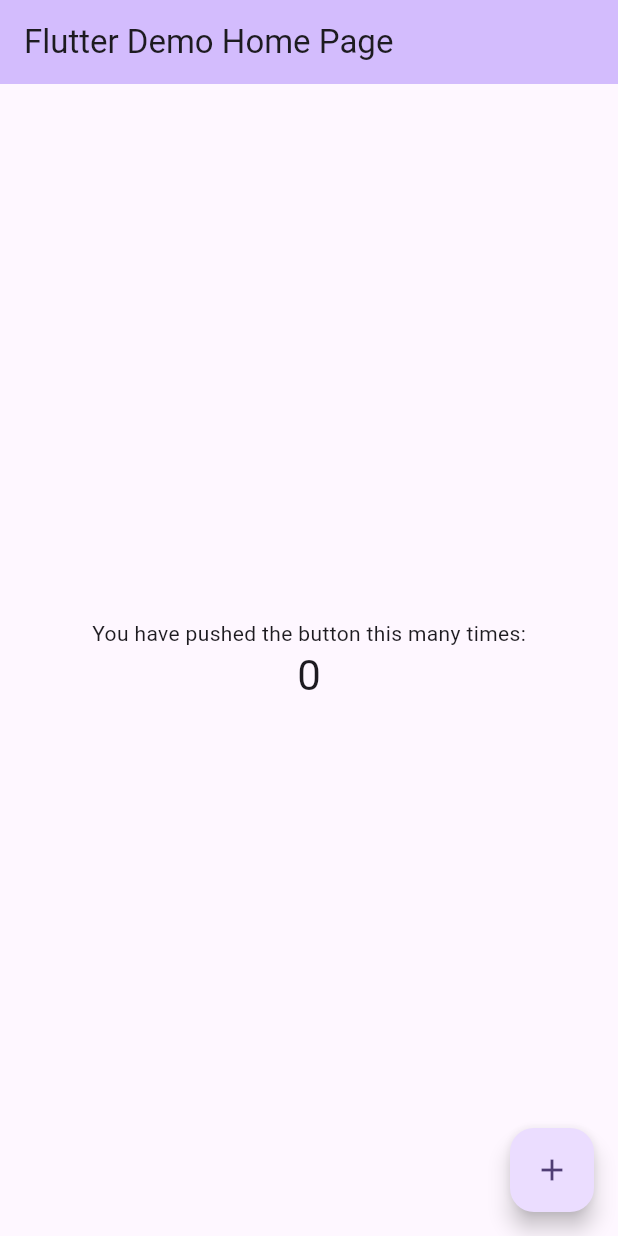
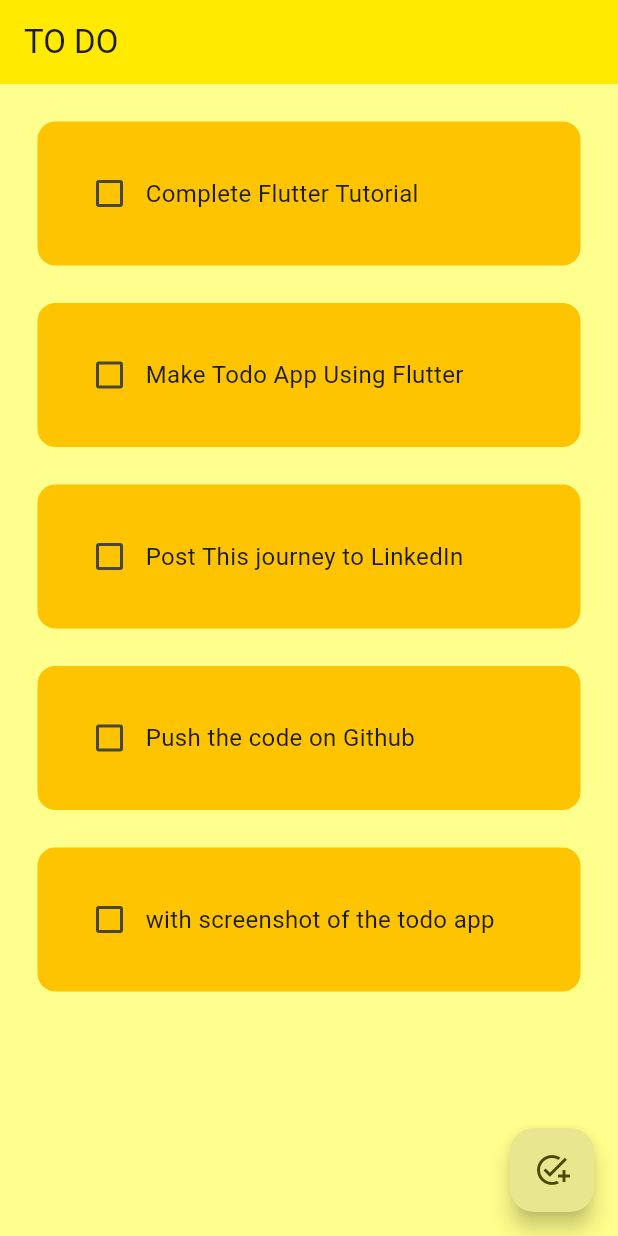
Before and after one commit to Rahul8320/Flutter-Projects, a Flutter app: the screen it shows after launch, on a phone screen of 412 x 824 dp. Run offline on Flutter 3.47's test engine with Material 3 defaults, Android fonts, the phone set to English and light mode, and no system bars; our stand-ins replace bloc, dartz, equatable, flutter_bloc, get_it.

Commit message:
Add Task list and Create new task page

```diff
--- /dev/null
+++ b/todo_app/lib/components/todo_tile.dart
@@ -0,0 +1,42 @@
+import 'package:flutter/material.dart';
+
+class TodoTile extends StatelessWidget {
+  const TodoTile({super.key, required this.taskName, required this.taskCompleted, required this.onChanged});
+
+  final String taskName;
+  final bool taskCompleted;
+  final Function(bool?)? onChanged;
+
+  @override
+  Widget build(BuildContext context) {
+    return Padding(
+      padding: const EdgeInsets.only(left: 25.0, right: 25.0, top: 25.0),
+      child: Container(
+        padding: const EdgeInsets.all(24),
+        decoration: BoxDecoration(
+          color: Colors.amberAccent[400],
+          borderRadius: BorderRadius.circular(12),
+        ),
+        child: Row(
+          children: [
+            // checkbox
+            Checkbox(
+              value: taskCompleted,
+              onChanged: onChanged,
+              activeColor: Colors.deepPurpleAccent[400],
+            ),
+            // task name
+            Text(
+              taskName, // TODO: add word wrapping for long text
+              softWrap: true,
+              style: TextStyle(
+                fontSize: 16,
+                decoration: taskCompleted ? TextDecoration.lineThrough : TextDecoration.none,
+              ),
+            ),
+          ],
+        ),
+      ),
+    );
+  }
+}
--- a/todo_app/lib/main.dart
+++ b/todo_app/lib/main.dart
@@ -1,4 +1,5 @@
 import 'package:flutter/material.dart';
+import 'package:todo_app/pages/home_page.dart';
 
 void main() {
   runApp(const MyApp());
@@ -11,115 +12,15 @@ class MyApp extends StatelessWidget {
   @override
   Widget build(BuildContext context) {
     return MaterialApp(
-      title: 'Flutter Demo',
+      debugShowCheckedModeBanner: false,
+      title: 'Todo App',
       theme: ThemeData(
-        // This is the theme of your application.
-        //
-        // TRY THIS: Try running your application with "flutter run". You'll see
-        // the application has a purple toolbar. Then, without quitting the app,
-        // try changing the seedColor in the colorScheme below to Colors.green
-        // and then invoke "hot reload" (save your changes or press the "hot
-        // reload" button in a Flutter-supported IDE, or press "r" if you used
-        // the command line to start the app).
-        //
-        // Notice that the counter didn't reset back to zero; the application
-        // state is not lost during the reload. To reset the state, use hot
-        // restart instead.
-        //
-        // This works for code too, not just values: Most code changes can be
-        // tested with just a hot reload.
-        colorScheme: ColorScheme.fromSeed(seedColor: Colors.deepPurple),
         useMaterial3: true,
+        colorScheme: ColorScheme.fromSeed(
+          seedColor: Colors.yellowAccent,
+        ),
       ),
-      home: const MyHomePage(title: 'Flutter Demo Home Page'),
+      home: const HomePage(),
     );
   }
 }
-
-class MyHomePage extends StatefulWidget {
-  const MyHomePage({super.key, required this.title});
-
-  // This widget is the home page of your application. It is stateful, meaning
-  // that it has a State object (defined below) that contains fields that affect
-  // how it looks.
-
-  // This class is the configuration for the state. It holds the values (in this
-  // case the title) provided by the parent (in this case the App widget) and
-  // used by the build method of the State. Fields in a Widget subclass are
-  // always marked "final".
-
-  final String title;
-
-  @override
-  State<MyHomePage> createState() => _MyHomePageState();
-}
-
-class _MyHomePageState extends State<MyHomePage> {
-  int _counter = 0;
-
-  void _incrementCounter() {
-    setState(() {
-      // This call to setState tells the Flutter framework that something has
-      // changed in this State, which causes it to rerun the build method below
-      // so that the display can reflect the updated values. If we changed
-      // _counter without calling setState(), then the build method would not be
-      // called again, and so nothing would appear to happen.
-      _counter++;
-    });
-  }
-
-  @override
-  Widget build(BuildContext context) {
-    // This method is rerun every time setState is called, for instance as done
-    // by the _incrementCounter method above.
-    //
-    // The Flutter framework has been optimized to make rerunning build methods
-    // fast, so that you can just rebuild anything that needs updating rather
-    // than having to individually change instances of widgets.
-    return Scaffold(
-      appBar: AppBar(
-        // TRY THIS: Try changing the color here to a specific color (to
-        // Colors.amber, perhaps?) and trigger a hot reload to see the AppBar
-        // change color while the other colors stay the same.
-        backgroundColor: Theme.of(context).colorScheme.inversePrimary,
-        // Here we take the value from the MyHomePage object that was created by
-        // the App.build method, and use it to set our appbar title.
-        title: Text(widget.title),
-      ),
-      body: Center(
-        // Center is a layout widget. It takes a single child and positions it
-        // in the middle of the parent.
-        child: Column(
-          // Column is also a layout widget. It takes a list of children and
-          // arranges them vertically. By default, it sizes itself to fit its
-          // children horizontally, and tries to be as tall as its parent.
-          //
-          // Column has various properties to control how it sizes itself and
-          // how it positions its children. Here we use mainAxisAlignment to
-          // center the children vertically; the main axis here is the vertical
-          // axis because Columns are vertical (the cross axis would be
-          // horizontal).
-          //
-          // TRY THIS: Invoke "debug painting" (choose the "Toggle Debug Paint"
-          // action in the IDE, or press "p" in the console), to see the
-          // wireframe for each widget.
-          mainAxisAlignment: MainAxisAlignment.center,
-          children: <Widget>[
-            const Text(
-              'You have pushed the button this many times:',
-            ),
-            Text(
-              '$_counter',
-              style: Theme.of(context).textTheme.headlineMedium,
-            ),
-          ],
-        ),
-      ),
-      floatingActionButton: FloatingActionButton(
-        onPressed: _incrementCounter,
-        tooltip: 'Increment',
-        child: const Icon(Icons.add),
-      ), // This trailing comma makes auto-formatting nicer for build methods.
-    );
-  }
-}
--- /dev/null
+++ b/todo_app/lib/pages/home_page.dart
@@ -0,0 +1,86 @@
+import 'package:flutter/material.dart';
+import 'package:todo_app/components/dialog_box.dart';
+import 'package:todo_app/components/todo_tile.dart';
+
+class HomePage extends StatefulWidget {
+  const HomePage({super.key});
+
+  @override
+  State<HomePage> createState() => _HomePageState();
+}
+
+class _HomePageState extends State<HomePage> {
+  // text editing controller
+  final TextEditingController _controller = TextEditingController();
+
+  // list of todo tasks.
+  List toDoList = [
+    ["Complete Flutter Tutorial", false],
+    ["Make Todo App Using Flutter", false],
+    ["Post This journey to LinkedIn", false],
+    ["Push the code on Github", false],
+    ["with screenshot of the todo app", false],
+  ];
+
+  // check box was changed
+  void onChangedCheckBox(bool? value, int index) {
+    setState(() {
+      toDoList[index][1] = !toDoList[index][1];
+    });
+  }
+
+  // save new task
+  void saveNewTask() {
+    // check for controller text
+    if (_controller.text.trim().isNotEmpty) {
+      setState(() {
+        // update the state of todo list
+        toDoList.add([_controller.text.trim(), false]);
+        // clear the controller text
+        _controller.clear();
+      });
+    }
+    // close the dialog
+    Navigator.of(context).pop();
+  }
+
+  // create todo dialog box
+  void onCreateNewTask() {
+    showDialog(
+      context: context,
+      builder: (context) {
+        return DialogBox(
+          controller: _controller,
+          onSave: saveNewTask,
+          onCancel: () => Navigator.of(context).pop(),
+        );
+      },
+    );
+  }
+
+  @override
+  Widget build(BuildContext context) {
+    return Scaffold(
+      backgroundColor: Colors.yellowAccent[100],
+      appBar: AppBar(
+        backgroundColor: Colors.yellowAccent[400],
+        title: const Text("TO DO"),
+        elevation: 0,
+      ),
+      floatingActionButton: FloatingActionButton(
+        onPressed: onCreateNewTask,
+        child: const Icon(Icons.add_task),
+      ),
+      body: ListView.builder(
+        itemCount: toDoList.length,
+        itemBuilder: (context, index) {
+          return TodoTile(
+            taskName: toDoList[index][0],
+            taskCompleted: toDoList[index][1],
+            onChanged: (value) => onChangedCheckBox(value, index),
+          );
+        },
+      ),
+    );
+  }
+}
```
Also changed, not shown: todo_app/lib/components/custom_button.dart (added, +21 -0 lines), todo_app/lib/components/dialog_box.dart (added, +50 -0 lines), todo_app/pubspec.yaml (+3 -4 lines), todo_app/pubspec.lock.
